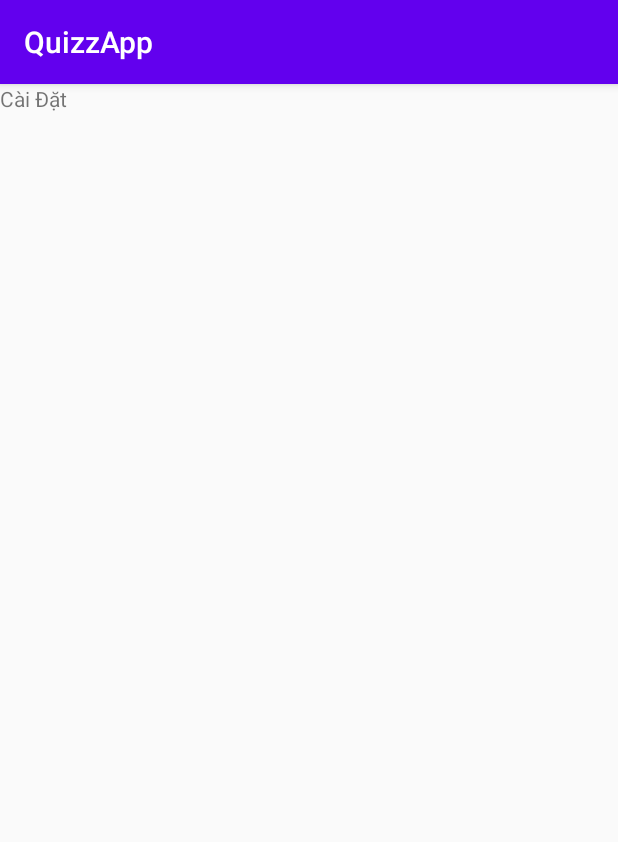
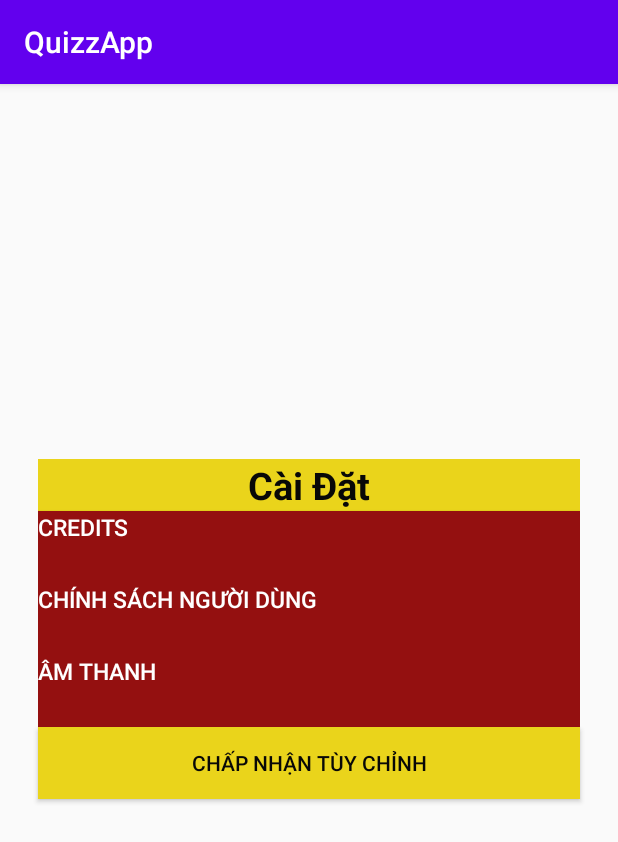
Before and after one commit to PhuTNPH17442/QuizzApp, an Android app: the SettingActivity screen opened directly, with no data from a screen before it, on a phone screen of 412 x 824 dp. Shown: the top 842 px of the screen. Run offline under Robolectric (Android 15) with nearby library versions, the phone set to English and light mode, and no system bars.

Commit message:
Ngay 20/11/2021

```diff
--- a/app/src/main/res/layout/activity_setting.xml
+++ b/app/src/main/res/layout/activity_setting.xml
@@ -7,10 +7,64 @@
     tools:context=".SettingActivity"
     android:orientation="vertical">
 
-    <TextView
-        android:id="@+id/textView"
+    <LinearLayout
         android:layout_width="match_parent"
-        android:layout_height="match_parent"
-        android:text="Cài Đặt" />
+        android:layout_height="wrap_content"
+        android:layout_marginTop="250dp"
+        android:layout_marginLeft="25dp"
+        android:layout_marginRight="25dp"
+        android:orientation="vertical"
+        android:weightSum="3">
+        <TextView
+            android:layout_width="match_parent"
+            android:layout_height="match_parent"
+            android:text="Cài Đặt"
+            android:textStyle="bold"
+            android:gravity="center"
+            android:textSize="25dp"
+            android:textColor="#080807"
+            android:background="#ead41b"
+            android:layout_weight="1"/>
+        <Button
+            android:layout_width="match_parent"
+            android:layout_height="wrap_content"
+            android:text="Credits"
+            android:textSize="15dp"
+            android:layout_weight="1"
+            android:textColor="#ffffff"
+            android:background="#941010"
+            android:gravity="left"
+            android:textStyle="normal"/>
+        <Button
+            android:layout_width="match_parent"
+            android:layout_height="wrap_content"
+            android:text="Chính Sách Người Dùng"
+            android:textSize="15dp"
+            android:layout_weight="1"
+            android:textColor="#ffffff"
+            android:background="#941010"
+            android:gravity="left"
+            android:textStyle="normal"/>
+        <Button
+            android:layout_width="match_parent"
+            android:layout_height="wrap_content"
+            android:text="Âm thanh"
+            android:textSize="15dp"
+            android:layout_weight="1"
+            android:textColor="#ffffff"
+            android:background="#941010"
+            android:gravity="left"
+            android:textStyle="normal"/>
+
+
+    </LinearLayout>
+    <Button
+        android:layout_marginLeft="25dp"
+        android:layout_marginRight="25dp"
+        android:layout_width="match_parent"
+        android:layout_height="wrap_content"
+        android:text="Chấp Nhận Tùy Chỉnh"
+        android:textColor="#080807"
+        android:background="#ead41b"/>
 
 </LinearLayout>
```
